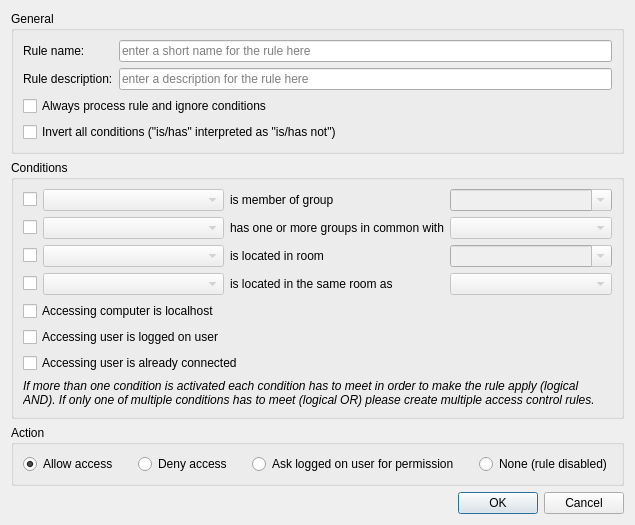
veyon/veyon, file configurator/forms/AccessControlRuleEditDialog.ui: the form before one commit.
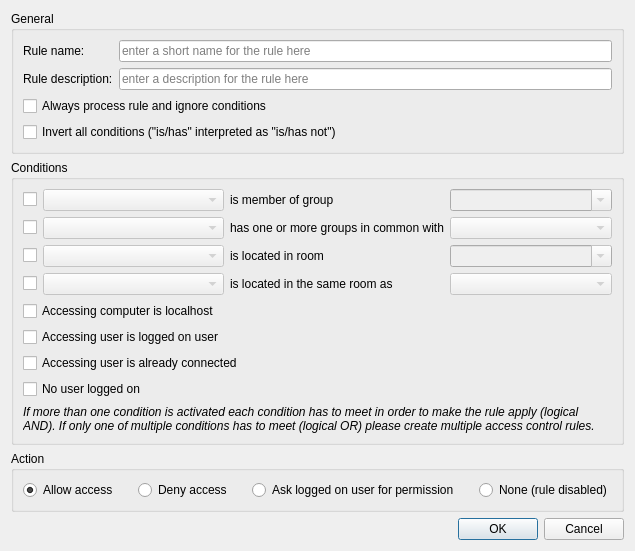
The form after the commit.

Commit message: Configurator: AccessControlRuleEditDialog: add support for ConditionNoUserLoggedOn

```diff
--- a/configurator/forms/AccessControlRuleEditDialog.ui
+++ b/configurator/forms/AccessControlRuleEditDialog.ui
@@ -232,7 +232,7 @@
         </property>
        </widget>
       </item>
-      <item row="8" column="0" colspan="4">
+      <item row="9" column="0" colspan="4">
        <widget class="QLabel" name="label">
         <property name="font">
          <font>
@@ -247,6 +247,13 @@
         </property>
        </widget>
       </item>
+      <item row="7" column="0" colspan="4">
+       <widget class="QCheckBox" name="noUserLoggedOnCheckBox">
+        <property name="text">
+         <string>No user logged on</string>
+        </property>
+       </widget>
+      </item>
      </layout>
     </widget>
    </item>
```
Left out of the diff: 75 changed lines with no effect on the pictures. The commit also changes 1 other file.
